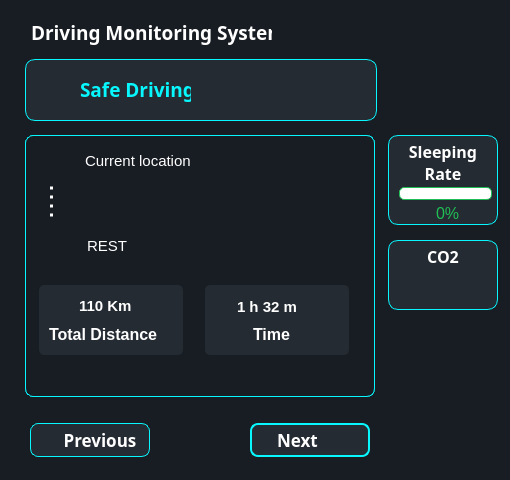
Above: dms_client/ui/monitorpage.ui from veda-team4/dms before the change. Below: the same form after it.
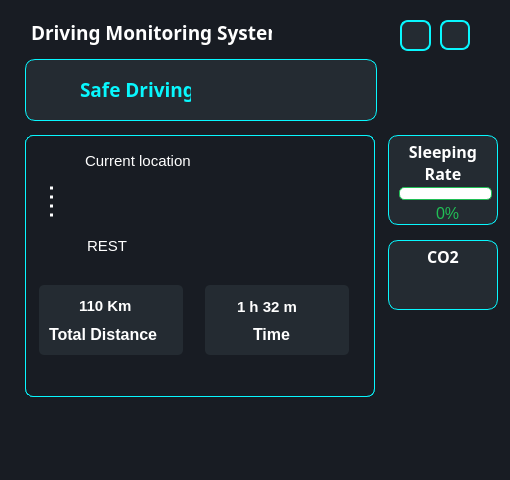
That is the form after the change. Icons and pictures are not drawn.

Commit message: 이동 버튼 상단으로 옮기기

Patch:
```diff
--- a/dms_client/ui/monitorpage.ui
+++ b/dms_client/ui/monitorpage.ui
@@ -619,63 +619,39 @@
     <number>0</number>
    </property>
   </widget>
-  <widget class="QPushButton" name="previousButton">
+  <widget class="QLabel" name="right">
    <property name="geometry">
     <rect>
-     <x>30</x>
-     <y>423</y>
-     <width>120</width>
-     <height>34</height>
+     <x>440</x>
+     <y>20</y>
+     <width>30</width>
+     <height>30</height>
     </rect>
    </property>
-   <property name="maximumSize">
-    <size>
-     <width>16777215</width>
-     <height>16777215</height>
-    </size>
-   </property>
-   <property name="font">
-    <font>
-     <family>Nunito</family>
-     <pointsize>13</pointsize>
-     <bold>true</bold>
-    </font>
-   </property>
    <property name="styleSheet">
-    <string notr="true">QPushButton {
-    border: 1px solid black;
-    border-radius: 8px;
-    background-color: rgb(36, 43, 50);
-	border-color: rgb(8, 247, 254);
-    outline: none;
-	color: white;
-	padding-left: 20px;
-}
-
-QPushButton:focus {
-    outline: none;
-}
-
-QPushButton:pressed {
-    background-color: #e0e0e0;
-}</string>
+    <string notr="true">image: url(:/images/image/arrow_right.png);
+border: 2px solid transparent;
+border-radius: 8px;
+background-color: rgb(36, 43, 50);</string>
    </property>
    <property name="text">
-    <string>Previous</string>
+    <string/>
    </property>
   </widget>
   <widget class="QLabel" name="left">
    <property name="geometry">
     <rect>
-     <x>30</x>
-     <y>425</y>
-     <width>30</width>
-     <height>30</height>
+     <x>400</x>
+     <y>20</y>
+     <width>31</width>
+     <height>31</height>
     </rect>
    </property>
    <property name="styleSheet">
     <string notr="true">image: url(:/images/image/arrow_left.png);
-background-color: transparent;</string>
+border: 2px solid transparent;
+border-radius: 8px;
+background-color: rgb(36, 43, 50);</string>
    </property>
    <property name="text">
     <string/>
@@ -684,10 +660,10 @@
   <widget class="QPushButton" name="nextButton">
    <property name="geometry">
     <rect>
-     <x>250</x>
-     <y>423</y>
-     <width>120</width>
-     <height>34</height>
+     <x>440</x>
+     <y>20</y>
+     <width>30</width>
+     <height>30</height>
     </rect>
    </property>
    <property name="maximumSize">
@@ -707,37 +683,57 @@
     <string notr="true">QPushButton {
     border: 2px solid black;
     border-radius: 8px;
-    background-color: rgb(36, 43, 50);
+    background-color: transparent;
 	border-color: rgb(8, 247, 254);
     outline: none;
 	color: white;
-	padding-right: 25px;
+	padding-left: 20px;
 }
 
 QPushButton:focus {
     outline: none;
-}
-
-QPushButton:pressed {
-    background-color: #e0e0e0;
 }</string>
    </property>
    <property name="text">
-    <string>Next</string>
+    <string/>
    </property>
   </widget>
-  <widget class="QLabel" name="right">
+  <widget class="QPushButton" name="previousButton">
    <property name="geometry">
     <rect>
-     <x>339</x>
-     <y>425</y>
-     <width>30</width>
-     <height>30</height>
+     <x>400</x>
+     <y>20</y>
+     <width>31</width>
+     <height>31</height>
     </rect>
    </property>
+   <property name="maximumSize">
+    <size>
+     <width>16777215</width>
+     <height>16777215</height>
+    </size>
+   </property>
+   <property name="font">
+    <font>
+     <family>Nunito</family>
+     <pointsize>13</pointsize>
+     <bold>true</bold>
+    </font>
+   </property>
    <property name="styleSheet">
-    <string notr="true">image: url(:/images/image/arrow_right.png);
-background-color: transparent;</string>
+    <string notr="true">QPushButton {
+    border: 2px solid black;
+    border-radius: 8px;
+    background-color: transparent;
+	border-color: rgb(8, 247, 254);
+    outline: none;
+	color: white;
+	padding-left: 20px;
+}
+
+QPushButton:focus {
+    outline: none;
+}</string>
    </property>
    <property name="text">
     <string/>
@@ -754,10 +750,10 @@
   <zorder>title</zorder>
   <zorder>smallcar</zorder>
   <zorder>sleepingProgress</zorder>
-  <zorder>previousButton</zorder>
+  <zorder>right</zorder>
   <zorder>left</zorder>
   <zorder>nextButton</zorder>
-  <zorder>right</zorder>
+  <zorder>previousButton</zorder>
  </widget>
  <resources>
   <include location="../resources/resources.qrc"/>
```
The commit also changes 4 other files.
